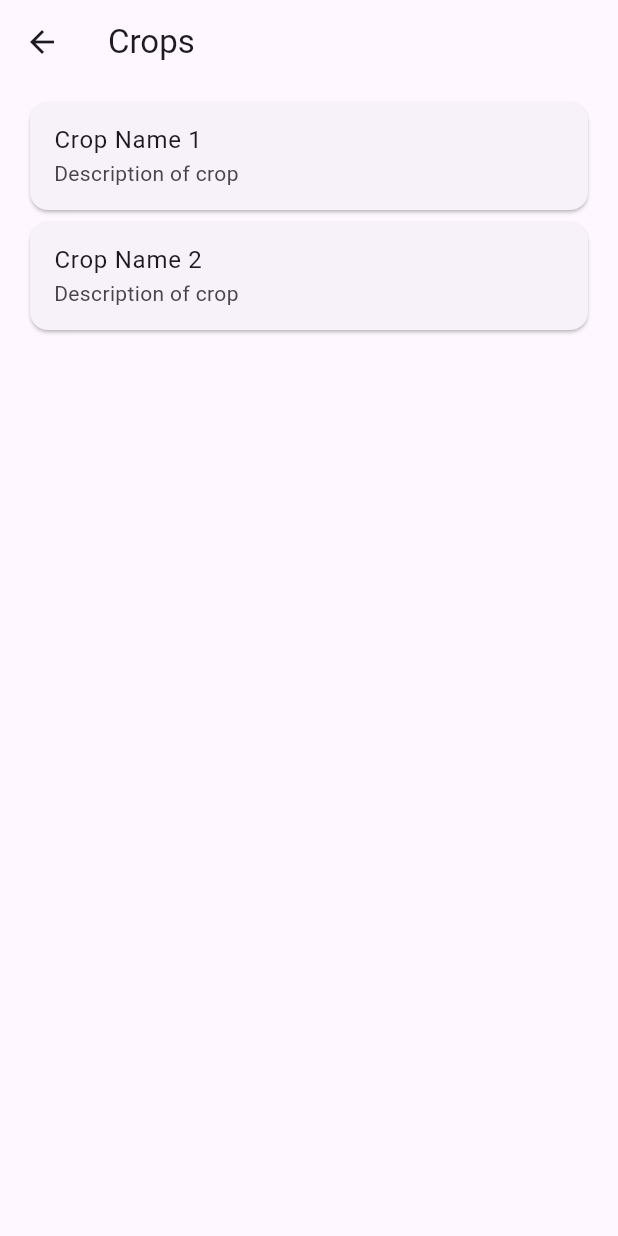
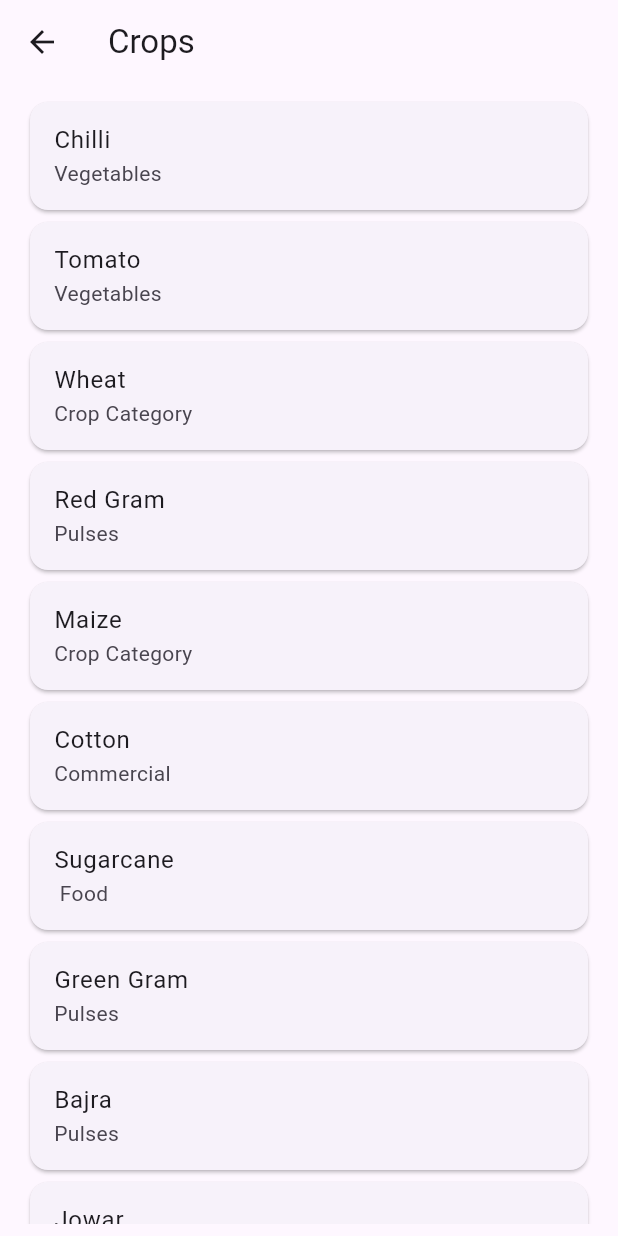
Before and after one commit to KarthikChallagundla/Krishi-Sahayak, a Flutter app: the CropsPage screen opened directly, on a phone screen of 412 x 824 dp. Run offline on Flutter 3.47's test engine with Material 3 defaults, Android fonts, the light colour scheme and no system bars; our stand-ins replace cloud_firestore, firebase_auth, firebase_core, firebase_storage, flutter_dotenv, google_sign_in and 2 more; missing offline and left inert: razorpay_flutter, translator; accounts and stored records are empty; generated files the repository leaves out were written again.

Commit message:
Updated Crop data

```diff
--- /dev/null
+++ b/lib/database/crop_data.dart
@@ -0,0 +1,92 @@
+List<Map<String, dynamic>> cropData = [
+  {
+    "Name":"Chilli",
+    "Category":"Vegetables",
+    "Sowing":"i. Prior to sowing, assess if the soil is suitable for chilli cultivation, favoring black soil or soil with a pH between 5.5 and 8.5 and prepare soil by well draining.\nii. Select the appropriate chilli variety for planting before sowing.\niii. Sow the chilli seeds between the end of June and the first two weeks of July for optimal growth conditions.",
+    "Germination and Transplantation":"It takes 5-10 days for the seeds to sprout. After 40-45 days, move the seedlings to a new spot. Once transplanted, trim away any excess growth and weeds.",
+    "Ideal Growth Conditions":"Keep the soil temperature in the range of 24-29°C and ensure regular watering without saturating the soil ",
+    "Fertilisation":"Apply balanced fertilizer every month, use pesticides when there are many chili pests, and adjust fertilizer based on soil fertility levels.",
+    "Harvesting":"Harvest usually happens in early January. With good irrigation, chili plants can yield 2-3 times. Make sure to cut carefully with clean tools and store the harvest in a dry place.",
+  },
+  {
+    "Name":"Tomato",
+    "Category":"Vegetables",
+    "Sowing":"i.Prior to sowing, assess if the soil is suitable for Tomato cultivation, favoring sandy loam soil or soil with a pH between 6.0 and 7.0 and prepare soil by well draining.\nii. Sow the Tomato seeds between the March, April ,June and July second sowing continue from November for optimal growth conditions.",
+    "Germination and Transplatation":"It takes 5-10 days for the seeds to sprout. Ensure irrigation should be done once in 5 days. After irrigation grass should be removed with the help of workers",
+    "Ideal Growth Conditions":"Keep the soil temperature in the range of 24-28°C and ensure regular watering without saturating the soil.",
+    "Fertilisation":"Apply balanced fertilizer every month based on the fertility level of soil generally ranges from 0.6-0.85 , use pesticides when there are many pests and insects , Use organic fertilisers.",
+    "Harvesting":"Harvest usually happens in 120-150 days from sowing. With good irrigation, Tomato plants can significantly yield 10-15 tons per acre. Ensure price based on the demand in market. Once yield is ready start exporting the goods",
+  },
+  {
+    "Name":"Wheat",
+    "Category":"Crop Category",
+    "Sowing":"i. Prior to sowing, assess if the soil is suitable for wheat cultivation, favoring soil with a pH between 6.0 and 8.0 and prepare soil by well draining.\nii. Sow the wheat seeds between oct 15 and Nov 15 in Northern India, Nov 1 and Dec 15 in central India ,Dec 1 and Jan 15in Southern India  for optimal growth conditions.",
+    "Ideal Growth Conditions":"Prepare soil by three methods plowing(20-25 cm deep), Harrowing(10-15 cm deep) and levelling ",
+    "Germination and Transplantation":"It takes 7-10 days for the seeds to sprout. Wash away any excess weeds by proper irrigation and fertilisation. ",
+    "Fertilisation":"Apply balanced fertilizers every month like Urea, DAP, Patash etc. Use pesticides when there are many  wheat pests like IPM etc, and adjust fertilizer based on soil fertility levels.",
+    "Harvesting":"Harvest usually happens in march and april. With good irrigation, wheat plants can yield 4.5-5.5 t/ha Make sure to cut carefully with clean tools and store the harvest in a dry and well ventilated areas",
+  },
+  {
+    "Name":"Red Gram",
+    "Category":"Pulses",
+    "Sowing" : "i. Prior to sowing, assess if the soil is suitable for Red Gram cultivation, favoring loam soil or soil with a pH between 6.5 and 7.5 and prepare soil by plowing and ferdows and hedges should be prepared.\nii. Seeds are to be treated with trichodema virade or Pseudomonas fluorescence before swoing. \niii. Sow the Red Gram seeds between the June, July and may recommerence by october and november for optimal growth conditions." ,
+    "Ideal Growth Conditions":" Keep the soil temperature in the range of 28-34°C and ensure regular watering without saturating the soil" ,
+    "Germination and transplantation":" It takes a week approx for the seeds to sprout. Once irrigation was done grass is removed with the help of workers.",
+    " Fertilisation":" The approx fertility level is between 0.6-0.85. Balanced Fertilisers such as NPK-10:20:10,FYM:5 should be used. Pesticides are to be used to control pests and insects." ,
+    "Harvesting":" Harvest usually happens in 6-8 months from sowing period. With good irrigation, Red Gram crop can yield 800-1000 kgs/acres . Fix the price based on market demand. Once yield is ready start export the goods. " ,
+  },
+  {
+    "Name":"Maize",
+    "Category":"Crop Category",
+    "Sowing" :" i. Prior to sowing, assess if the soil is suitable for Maize cultivation, favoring sandy loam and aluvium soils or soil with a pH between 5.5 and 7.5 and prepare soil by well draining.\nii. Before sowing seeds are to be treated with carbendazim and thiram.\niii. Sow the Maize seeds between the  June and July second sowing from october ,November ,January and February for optimal growth conditions. " ,
+    "Ideal Growth Conditions" : "Keep the soil temperature in the range of 24-29°C and ensure regular watering without saturating the soil. Advisable to maintain wetness to crop for twice a week and ploghing 3 times a week." ,
+    "Germination and transplantation": "It takes 4 days for the seeds to sprout. " ,
+    "Fertilisation":" Apply balanced fertilizer every month, use pesticides when there are many Maize pests, and adjust fertilizer based on soil fertility levels. Generally fertility levels ranges from 0.6-0.85." ,
+    "Harvesting" : "Harvest usually happens in 105-110 days from sowing. With good irrigation, maize plants can yield a significant quantity of 600-8000 kgs\\acre. Ensure price based on the demad in market. Once yield is done start exporting the goods." ,
+  },
+  {
+    "Name":"Cotton",
+    "Category":"Commercial",
+    "Sowing" : "i. Prior to sowing, assess if the soil is suitable for Cotton cultivation, favoring deep loamy or clay loam soils or soil with a pH between 5.8 and 8.0 and prepare soil by well draining.\nii. Sow the Cotton seeds between the  may and june in irrigated areas, june and july in Rain Fed areas. " ,
+    "Ideal Growth Conditions": "Regular weeding, thinning of weak plants and removal of ecxess seedlings should be done " ,
+    "Germination and transplantation": "It takes 5-10 days for the seeds to sprout. Generally direct sown but in occassional cases seedlings are transplanted 3-4 weeks after sowing. " ,
+    "Fertilisation" : "Apply balanced amount of nitrogen, phosphorus, and potassium based on soil test. For organic type of cotton compost, farmyard manure, and biofertilizers are used. Recommended to use pre emergent herbicides in order to control weeds. " ,
+    "Harvesting": " Harvest usually happens when 60-70 % of the balls are open. Generally in the period between october and january.With proper range of irrigaton and care cotton can yield 8-12 quintals/hec. Ensure the price based on the market demand." ,
+  },
+  {
+    "Name":"Sugarcane",
+    "Category":" Food",
+    "Sowing" : "i. Prior to sowing, assess if the soil is suitable for Sugarcane cultivation, favoring sandy loam and clayloam  soils or soil with a pH between 6.5 and 7.5 and prepare soil by well draining.\nii. Sow the Sugarcane seeds between the  September and October second sowing between February and March for optimal growth conditions. " ,
+    "Ideal Growth Conditions" : "Advisible to maintain wetness of the crop for twice a week. Before ploghing clearing of aoil ahould be done. " ,
+    "Germination and transplantation":" It takes 12 - 16 days for the seeds to sprout. After germination the sets were cut by shoots and sink for treating with cardendazim mixed in water.Maintain 7.5 to 10 cm of thick sugarcane grass for mulching." ,
+    "Fertilisation": "Apply balanced fertilizer every month, use pesticides when there are many sugarcane pests, and adjust fertilizer based on soil fertility levels like NPK- 120:40:80,FYM- 4. Generally fertility levels ranges from 0.6-0.85." ,
+    "Harvesting": "Harvest usually happens in 350-370 days from sowing. With good irrigation and proper care  Sugarcane can yield a significant quantity of 60-80 tons\\acre. Ensure price based on the demad in market. Once yield is done start exporting the goods" ,
+  },
+  {
+    "Name":"Green Gram",
+    "Category":"Pulses",
+    "Sowing" : "i. Prior to sowing, assess if the soil is suitable for Green gram cultivation, favoring sandy loam soil or loam soil with a pH between 6.5 and 7.5 and prepare soil by well draining.\nii. Sow the Tomato seeds between the end of June, July, september and october second sowing continue from january, february and march for optimal growth conditions.\niii.Seeds are to be treated with capton or thiram before sowing " ,
+    "Ideal Growth Conditions":"Ensure to irrigate the crop if field is of remain water type or if water is available use rain gun method once a week. After irrigation was done remove all the waste plants like grass." ,
+    "Germination and transplantation":"It takes 3-4 days for the seeds to sprout. Prior to transplanting ploughing should be done for clearing and soil smoothening ." ,
+    "Fertilisation":"Apply balanced fertilizer like NPK-10:20:10, FYM-4 every month based on the fertility level  of soil generally ranges from 0.7-0.85 , use pesticides when there are many pests and insects , Use organic fertilisers. " ,
+    "Harvesting": "Harvest usually happens in 80-100 days from sowing. With good irrigation and care Sugarcane plants can significantly yield 3-5 qntls per acre. Ensure price based on the demand in market. Once yield is ready start exporting the goods. " ,
+  },
+  {
+    "Name":"Bajra",
+    "Category":"Pulses",
+    "Sowing" : "i. Prior to sowing, assess if the soil is suitable for Bajra cultivation, favoring black and sandy loam soil or soil with a pH between 4.8 and 6.0 and prepare soil by well draining.\nii. Sow the Bajra seeds between june and july for optimal growth conditions.\niii.Seeds are to be treated with Trichoderma harzanium before sowing " ,
+    "Ideal Growth Conditions" : "Ensure to maintain wetness of crop twice a week and 3 time ploghing is advisable in order to reduce debris. Remove grass plants with the help pf workers." ,
+    "Germination and transplantation": "It takes 2-3 days for the seeds to sprout. Seedlings emerges within a month. " ,
+    "Fertilisation" : "Apply balanced fertilizer like NPK-8:8:8, FYM-4 every month based on the fertility level  of soil generally ranges from 0.6-0.85 , use pesticides when there are many pests and insects , Use organic fertilisers. " ,
+    "Harvesting" : "Harvest usually happens in 3 months from sowing. With good irrigation and care Bajra plants can significantly yield 1 ton per acre. Ensure price based on the demand in market. Once yield is ready start exporting the goods." ,
+  },
+  {
+    "Name":"Jowar",
+    "Category":"Pulses",
+    "Sowing ": "i. Prior to sowing, assess if the soil is suitable for Jowar cultivation, favouring aluvial and clay loam soil or soil with a pH between 6.0 and 7.5 and prepare soil by well draining.\nii. Sow the Tomato seeds between October and March for optimal growth conditions.\niii.Seeds are to be treated with sulfur or thiram before sowing." ,
+    "Ideal Growth Conditions":"Ensure to maintain wetness twice a week. advisible to plough 3 times a week in order to remove debris." ,
+    "Germination and transplantation": "It takes 2-3 days for the seeds to sprout. Seedlings emerges in a month. Grass plants should be removed with the help of workers." ,
+    "Fertilisation" : "Apply balanced fertilizer like NPK-24:16:16, FYM-4 every month based on the fertility level  of soil generally ranges from 0.7-0.85 , use pesticides when there are many pests and insects , Use organic fertilisers." ,
+    "Harvesting" : "Harvest usually happens in 80-100 days from sowing. With good irrigation and care Jowar plants can significantly yield 12 qntls per acre. Ensure price based on the demand in market. Once yield is ready start exporting the goods" ,
+  }
+];
--- a/lib/farmer_pages/crops_page.dart
+++ b/lib/farmer_pages/crops_page.dart
@@ -1,3 +1,4 @@
+import 'package:demo_mvp/database/crop_data.dart';
 import 'package:flutter/material.dart';
 
 class CropsPage extends StatefulWidget {
@@ -9,26 +10,7 @@ class CropsPage extends StatefulWidget {
 
 class _CropsPageState extends State<CropsPage> {
 
-  List<Map<String, dynamic>> cropsList = [
-    {
-      "name":"Crop Name 1",
-      "description":"Description of crop",
-      "Sowing":"Content for Sowing",
-      "Ideal Growth Conditions":"Content for growth Conditions",
-      "Germination":"Content for germination",
-      "Fertilisation":"Content for fertilisation",
-      "Harvesting":"Content for harvesting"
-    },
-    {
-      "name":"Crop Name 2",
-      "description":"Description of crop",
-      "Sowing":"Content for Sowing",
-      "Ideal Growth Conditions":"Content for growth Conditions",
-      "Germination":"Content for germination",
-      "Fertilisation":"Content for fertilisation",
-      "Harvesting":"Content for harvesting"
-    }
-  ];
+  List<Map<String, dynamic>> cropsList = cropData;
 
   @override
   Widget build(BuildContext context) {
@@ -48,8 +30,8 @@ class _CropsPageState extends State<CropsPage> {
               },
               child: Card(
                 child: ListTile(
-                  title: Text(crop['name']),
-                  subtitle: Text(crop['description']),
+                  title: Text(crop['Name']),
+                  subtitle: Text(crop['Category']),
                 ),
               ),
             );
@@ -78,12 +60,11 @@ class _CropInfoState extends State<CropInfo> {
     return Scaffold(
       appBar: AppBar(
         backgroundColor: Color.fromRGBO(0, 200, 0, 0.8),
-        title: Text('${crop['name']} Details'),
+        title: Text('${crop['Name']} Details'),
       ),
       body: Container(
-        decoration: BoxDecoration(color: Colors.orange),
         child: ListView.builder(
-          itemCount: keys.length - 1,
+          itemCount: keys.length - 2,
           itemBuilder: (context, index) {
             return Column(
               crossAxisAlignment: CrossAxisAlignment.start,
@@ -93,12 +74,12 @@ class _CropInfoState extends State<CropInfo> {
                   decoration: BoxDecoration(
                     color: Colors.blue
                   ),
-                  child: Text(keys[index + 1].toUpperCase(), style: TextStyle(fontSize: 20, fontWeight: FontWeight.bold, color: Colors.white), textAlign: TextAlign.center,)
+                  child: Text(keys[index + 2].toUpperCase(), style: TextStyle(fontSize: 20, fontWeight: FontWeight.bold, color: Colors.white), textAlign: TextAlign.center,)
                 ),
                 SizedBox(height: 10,),
                 Padding(
                   padding: const EdgeInsets.symmetric(horizontal: 16),
-                  child: Text(crop[keys[index + 1]]),
+                  child: Text(crop[keys[index + 2]]),
                 ),
                 SizedBox(height: 10,),
               ],
```
